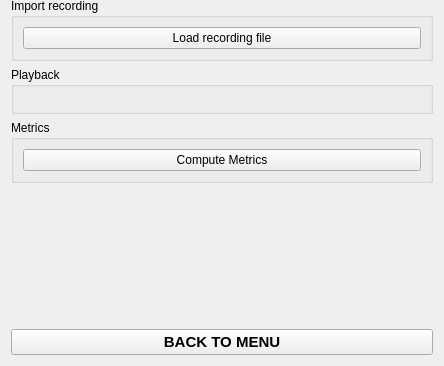
The window that Modules/ExerciseInPlaneNeedleInsertion/Resources/UI/ExerciseInPlaneNeedleInsertion.ui (EBATINCA/TrainUS) describes before a commit, drawn with Qt 5; both pictures show x 0 to 444 and y 460 to 826 of the 444 by 826 pixel window.
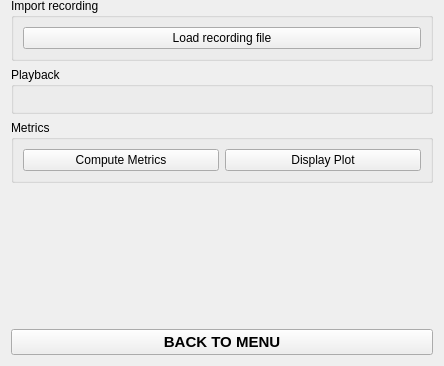
The same window after the commit. Custom widgets are drawn as their Qt base class.

Commit message:
ENH: Display plot view to show metric values
Re #10

The edit to the form file:
```diff
--- a/Modules/ExerciseInPlaneNeedleInsertion/Resources/UI/ExerciseInPlaneNeedleInsertion.ui
+++ b/Modules/ExerciseInPlaneNeedleInsertion/Resources/UI/ExerciseInPlaneNeedleInsertion.ui
@@ -251,7 +251,7 @@
      <property name="title">
       <string>Metrics</string>
      </property>
-     <layout class="QVBoxLayout" name="verticalLayout_4">
+     <layout class="QHBoxLayout" name="horizontalLayout_4">
       <item>
        <widget class="QPushButton" name="computeMetricsButton">
         <property name="text">
@@ -259,6 +259,13 @@
         </property>
        </widget>
       </item>
+      <item>
+       <widget class="QPushButton" name="displayPlotButton">
+        <property name="text">
+         <string>Display Plot</string>
+        </property>
+       </widget>
+      </item>
      </layout>
     </widget>
    </item>
```
The commit also changes 1 other file.
